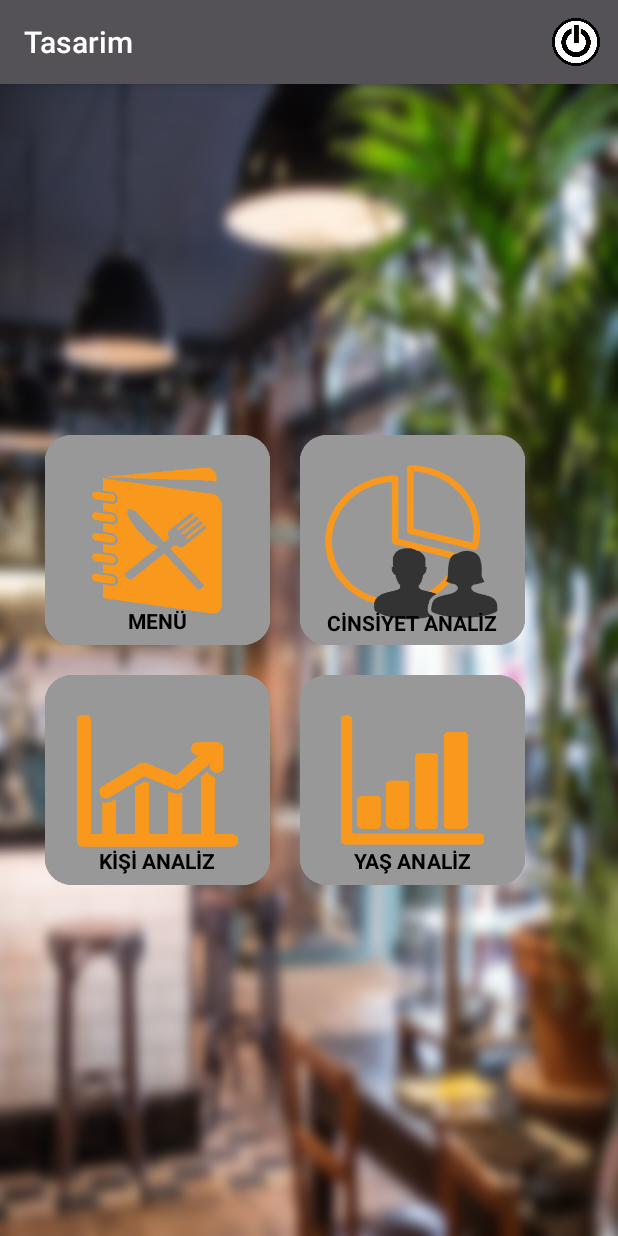
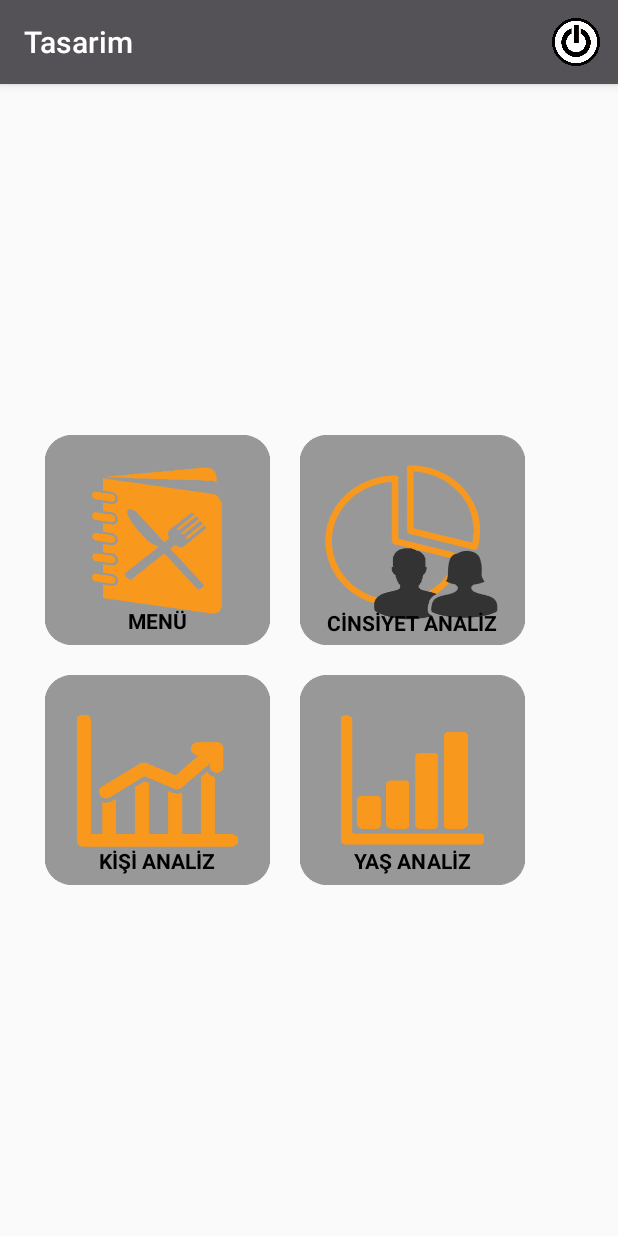
Before and after one commit to BeaconCafe/Tasarim, an Android app: the AdminSayfasi screen opened directly, with no data from a screen before it, on a phone screen of 412 x 824 dp. Run offline under Robolectric (Android 15) with nearby library versions, the phone set to English and light mode, and no system bars; our stand-ins replace Firebase (no records; nobody signed in at launch, a user with empty details on screens opened directly).

Commit message:
admin sayfası arka plan kaldırıldı

```diff
--- a/app/src/main/res/layout/activity_admin_sayfasi.xml
+++ b/app/src/main/res/layout/activity_admin_sayfasi.xml
@@ -4,7 +4,6 @@
     xmlns:tools="http://schemas.android.com/tools"
     android:layout_width="match_parent"
     android:layout_height="match_parent"
-    android:background="@drawable/bulanikgri"
     tools:context="com.tasarim.tasarim.AdminSayfasi">
 
     <LinearLayout
```
